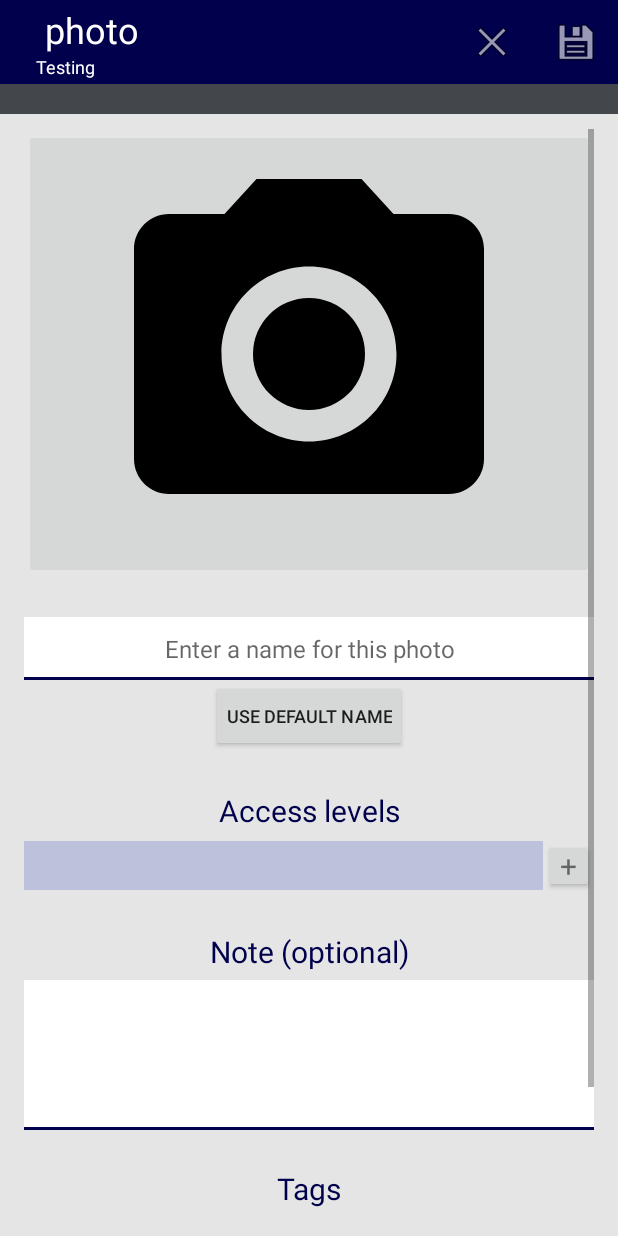
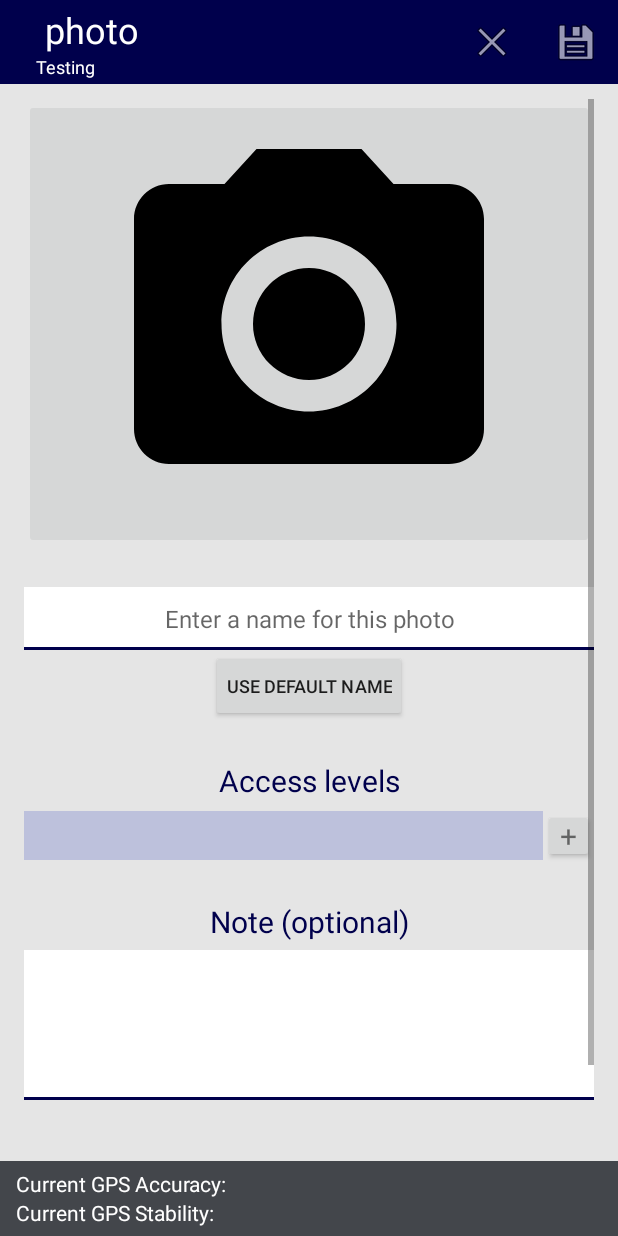
Before and after one commit to segej87/ecomapper, an Android app: the NewPhoto screen opened directly, with no data from a screen before it, on a phone screen of 412 x 824 dp. Run offline under Robolectric (Android 15) with nearby library versions, the phone set to English and light mode, and no system bars; 4 statements that could not run were skipped.

```diff
--- a/Android/AndroidDataCollection/app/src/main/AndroidManifest.xml
+++ b/Android/AndroidDataCollection/app/src/main/AndroidManifest.xml
@@ -7,6 +7,7 @@
     <uses-permission android:name="android.permission.ACCESS_FINE_LOCATION"/>
     <uses-permission android:name="android.permission.ACCESS_COARSE_LOCATION"/>
     <uses-permission android:name="android.permission.WRITE_EXTERNAL_STORAGE"/>
+    <uses-permission android:name="android.permission.CAMERA" />
     <uses-feature android:name="android.hardware.camera" android:required="true" />
 
     <application
@@ -21,7 +22,7 @@
             android:name="com.google.android.gms.version"
             android:value="@integer/google_play_services_version" />
         <provider
-            android:name = "android.support.v4.content.FileProvider"
+            android:name="android.support.v4.content.FileProvider"
             android:authorities="org.koramap.fileprovider"
             android:exported="false"
             android:grantUriPermissions="true">
--- a/Android/AndroidDataCollection/app/src/main/java/com/kora/android/NewRecord.java
+++ b/Android/AndroidDataCollection/app/src/main/java/com/kora/android/NewRecord.java
@@ -371,10 +371,6 @@ public abstract class NewRecord extends AppCompatActivity
                 // If the user's location was not found, set to default (null island).
                 if (latestLoc == null) {
                     Log.i(TAG, getString(R.string.no_user_location_found));
-                    Toast.makeText(NewRecord.this,
-                            getString(R.string.no_user_location_found),
-                            Toast.LENGTH_SHORT)
-                            .show();
                     userLoc[0] = 0.0;
                     userLoc[1] = 0.0;
                     userLoc[2] = 0.0;
--- a/Android/AndroidDataCollection/app/src/main/res/layout/activity_new_photo.xml
+++ b/Android/AndroidDataCollection/app/src/main/res/layout/activity_new_photo.xml
@@ -23,18 +23,11 @@
         <requestFocus />
     </LinearLayout>
 
-    <LinearLayout
-        android:id="@+id/gap_view"
-        android:layout_width="match_parent"
-        android:layout_height="20dp"
-        android:orientation="horizontal"
-        android:layout_below="@+id/new_toolbar"
-        android:background="@color/background_grey" />
-
     <ScrollView
         android:layout_width="match_parent"
         android:layout_height="wrap_content"
-        android:layout_below="@id/gap_view"
+        android:layout_below="@id/new_toolbar"
+        android:layout_above="@+id/footer_layout"
         android:paddingTop="10dp"
         android:paddingStart="@dimen/activity_horizontal_margin"
         android:paddingEnd="@dimen/activity_horizontal_margin"
@@ -179,21 +172,35 @@
                     android:padding="0dp"
                     android:layout_weight="0.01" />
             </LinearLayout>
+        </LinearLayout>
+    </ScrollView>
+
+    <LinearLayout
+        xmlns:android="http://schemas.android.com/apk/res/android"
+        android:id="@+id/footer_layout"
+        android:layout_width="fill_parent"
+        android:layout_height="50dp"
+        android:layout_alignParentBottom="true"
+        android:layout_alignParentStart="true"
+        android:paddingStart="5dp"
+        android:paddingEnd="5dp"
+        android:orientation="horizontal"
+        android:background="@color/background_grey"
+        android:gravity="center" >
 
         <GridLayout
             android:id="@+id/gpsReportGrid"
             android:layout_width="match_parent"
             android:layout_height="wrap_content"
-                android:layout_marginTop="25dp"
             android:padding="5dp"
             android:columnCount="4"
-                android:rowCount="2"
-                android:background="@color/colorPrimary">
+            android:rowCount="2">
 
             <TextView
                 android:id="@+id/gpsAccLabel"
                 android:layout_height="wrap_content"
                 android:layout_width="wrap_content"
+                android:textColor="@color/white"
                 android:textSize="@dimen/text_size_small"
                 android:text="@string/gps_acc_starter"
                 android:layout_column="0"
@@ -215,6 +222,7 @@
                 android:id="@+id/gpsStabLabel"
                 android:layout_height="wrap_content"
                 android:layout_width="wrap_content"
+                android:textColor="@color/white"
                 android:textSize="@dimen/text_size_small"
                 android:text="@string/gps_stab_starter"
                 android:layout_column="0"
@@ -233,6 +241,7 @@
                 android:layout_rowSpan="1" />
 
         </GridLayout>
+
     </LinearLayout>
-    </ScrollView>
+
 </RelativeLayout>
--- a/Android/AndroidDataCollection/app/src/main/res/values/colors.xml
+++ b/Android/AndroidDataCollection/app/src/main/res/values/colors.xml
@@ -6,7 +6,7 @@
     <color name="white">#ffffffff</color>
     <color name="off_white">#99ffffff</color>
     <color name="backgroundLight">#e5e5e5</color>
-    <color name="dark_green">#006400</color>
+    <color name="dark_green">#27e833</color>
     <color name="dark_red">#FF0000</color>
     <color name="background_grey">#43464B</color>
 </resources>
```
Also changed, not shown: Android/AndroidDataCollection/app/src/main/java/com/kora/android/CameraActivity.java (+37 -19 lines), Android/AndroidDataCollection/app/src/main/res/layout/activity_new_meas.xml (+20 -13 lines), Android/AndroidDataCollection/app/src/main/res/layout/activity_new_note.xml (+20 -13 lines), Android/AndroidDataCollection/app/src/main/res/layout/activity_notebook.xml (+1 -9 lines), Android/AndroidDataCollection/app/src/main/res/xml/file_paths.xml (+3 -4 lines). Lines whose indentation alone changed are shown as unchanged.
